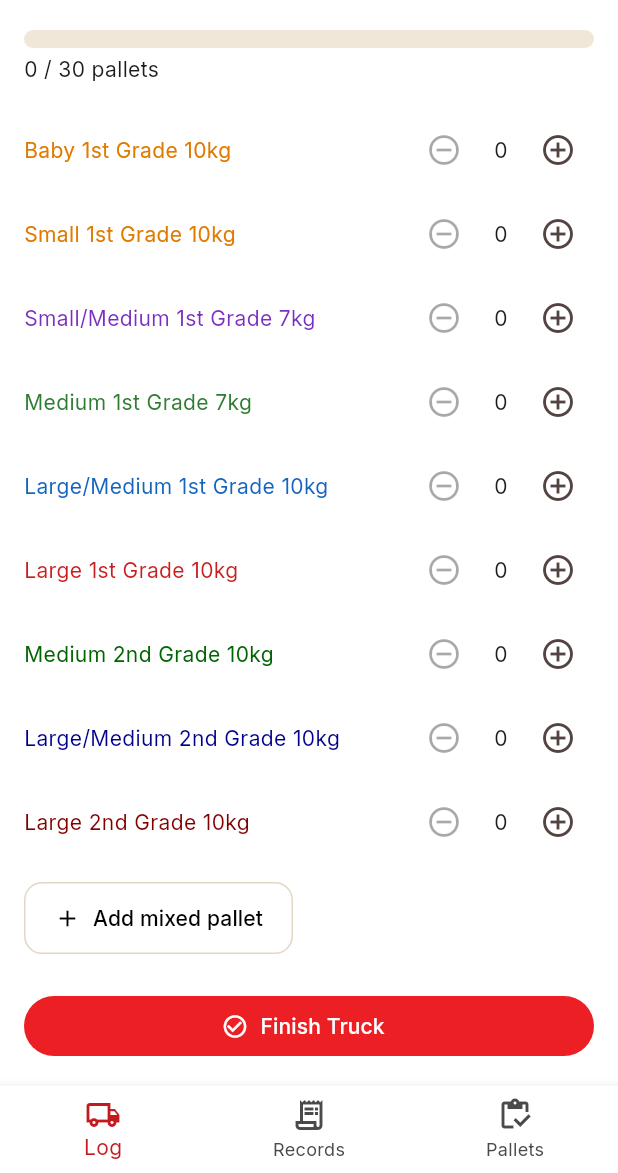
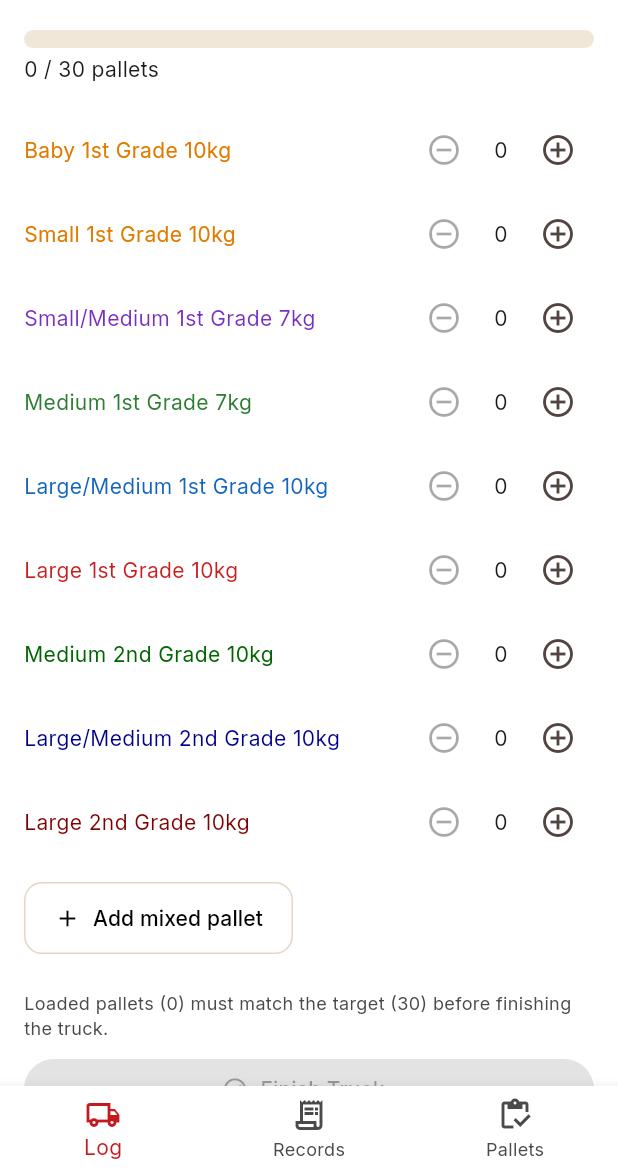
Before and after one commit to DFourie87/Nanini, a Flutter app: the DeliveryHomeScreen screen opened directly, scrolled down 174 dp, on a phone screen of 412 x 824 dp, the part 63-1236 px from its top. Run offline on Flutter 3.47's test engine with Material 3 defaults, Android fonts, the phone set to English and light mode, and no system bars; our stand-ins replace csv, fl_chart, flutter_map, google_fonts, latlong2, pdf and 4 more; accounts and stored records are empty.

Commit message:
Gate Finish Truck on loaded pallets matching target (potatoes)
Finish Truck is now disabled (greyed out, not the active rust color)
until the loaded pallet count exactly matches the target, for potato
loads -- with a hint showing what's off. Peppers/butternuts have no
target concept, so they're unaffected.

Co-Authored-By: Claude Sonnet 5 <noreply@anthropic.com>
Claude-Session: https://claude.ai/code/session_0154FLxM7bQ7qjn16GE6RHFv

```diff
--- a/nanini_app/lib/features/delivery/delivery_log_screen.dart
+++ b/nanini_app/lib/features/delivery/delivery_log_screen.dart
@@ -57,14 +57,25 @@ class _DeliveryLogScreenState extends State<DeliveryLogScreen> {
         if (truck.produceType == ProduceType.pepper) _pepperSection(),
         if (truck.produceType == ProduceType.butternut) _butternutSection(),
         const SizedBox(height: 24),
+        if (!_canFinish) ...[
+          Text(
+            'Loaded pallets (${truck.totalPallets}) must match the target (${truck.target}) before finishing the truck.',
+            style: const TextStyle(color: NaniniColors.muted, fontSize: 12),
+          ),
+          const SizedBox(height: 8),
+        ],
         FilledButton.icon(
-          onPressed: () => _finishTruck(context),
+          onPressed: _canFinish ? () => _finishTruck(context) : null,
           icon: const Icon(Icons.check_circle_outline),
           label: const Text('Finish Truck'),
         ),
       ],
     );
   }
+
+  /// Peppers/butternuts have no pallet target; potatoes can only finish
+  /// once the loaded pallets exactly match the target.
+  bool get _canFinish => truck.produceType != ProduceType.potato || truck.totalPallets == truck.target;
 
   Widget _potatoSection() {
     return Column(
```
